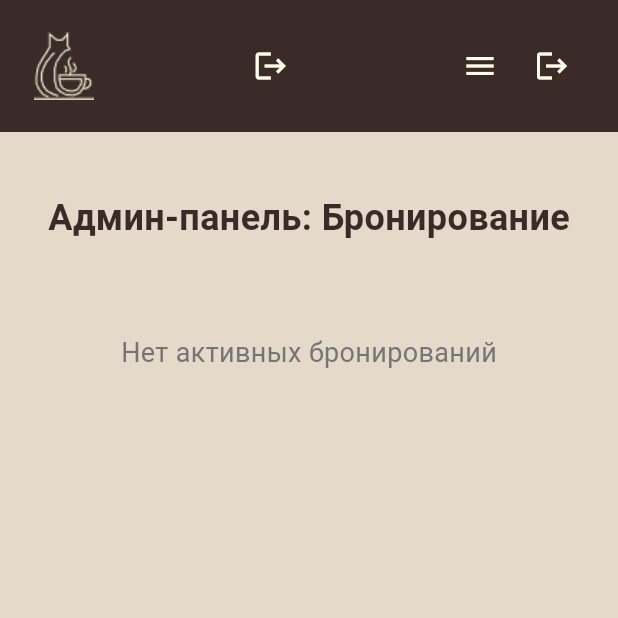
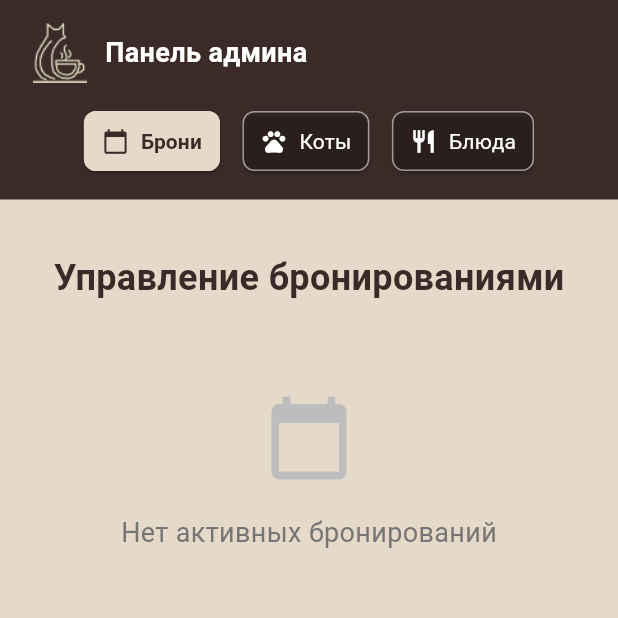
Before and after one commit to abcdefg-min/CafeCat, a Flutter app: the AdminDashboardScreen screen opened directly, on a phone screen of 412 x 824 dp, the top half of it. Run offline on Flutter 3.47's test engine with Material 3 defaults, Android fonts, the phone set to English and light mode, and no system bars; network calls fail.

Commit message:
изменение страниц админа

```diff
--- a/lib/Admin_screen.dart
+++ b/lib/Admin_screen.dart
@@ -1,10 +1,10 @@
 import 'dart:convert';
+import 'package:flutter/material.dart';
+import 'package:http/http.dart' as http;
 import 'widgets/SiteHeaderAdmin.dart';
-import 'package:flutter/material.dart';
-import 'package:flutter/rendering.dart';
-import 'package:flutter_cafe/widgets/SiteHeader.dart';
-import 'package:http/http.dart' as http;
 import 'Pages_1.dart';
+import 'Admin_cat.dart';
+import 'Admin_dishes.dart';
 
 class AdminDashboardScreen extends StatefulWidget {
   const AdminDashboardScreen({super.key});
@@ -15,12 +15,14 @@ class AdminDashboardScreen extends StatefulWidget {
 
 class _AdminDashboardScreenState extends State<AdminDashboardScreen> {
   List<Map<String, dynamic>> bookings = [];
-  final GlobalKey<ScaffoldState> _scaffoldKey = GlobalKey<ScaffoldState>();
+  int _currentTab = 0;
 
   @override
   void initState() {
     super.initState();
+    if (_currentTab == 0) {
       _loadBookings();
+    }
   }
 
   Future<void> _loadBookings() async {
@@ -56,88 +58,199 @@ class _AdminDashboardScreenState extends State<AdminDashboardScreen> {
     }
   }
 
+  void _onTabChanged(int tabIndex) {
+    setState(() {
+      _currentTab = tabIndex;
+    });
+
+    // Загружаем данные в зависимости от выбранной вкладки
+    if (tabIndex == 0) {
+      _loadBookings();
+    }
+  }
+
   @override
   Widget build(BuildContext context) {
     return Scaffold(
-      key: _scaffoldKey,
-      drawer: _dialogMenu(context),
       backgroundColor: Color.fromARGB(255, 229, 217, 201),
       body: LayoutBuilder(
         builder: (context, constraints) {
           final isMobile = constraints.maxWidth < 600;
 
-          return SingleChildScrollView(
-            child: Column(
+          return Column(
             children: [
-                HeaderSiteAdmin(
+              AdminHeader(
+                currentTab: _currentTab,
+                onTabChanged: _onTabChanged,
                 isMobile: isMobile,
-                  onMenuTap: () {
-                    _scaffoldKey.currentState?.openDrawer();
+              ),
+
+              Expanded(
+                child: SingleChildScrollView(
+                  child: Padding(
+                    padding: EdgeInsets.symmetric(
+                      horizontal: isMobile ? 24.0 : 120.0,
+                      vertical: isMobile ? 20.0 : 40.0,
+                    ),
+                    child: _buildCurrentTabContent(isMobile),
+                  ),
+                ),
+              ),
+            ],
+          );
         },
       ),
-                Padding(
-                  padding: EdgeInsets.symmetric(
-                    horizontal: isMobile ? 24.0 : 120.0,
-                    vertical: isMobile ? 40.0 : 80.0,
-                  ),
-                  child: Column(
+    );
+  }
+
+  Widget _buildCurrentTabContent(bool isMobile) {
+    switch (_currentTab) {
+      case 0: // Бронирования
+        return _buildBookingsContent(isMobile);
+      case 1: // Коты
+        return AdminCatScreen(isMobile: isMobile);
+      case 2: // Блюда дня
+        return AdminDishesScreen(isMobile: isMobile);
+      default:
+        return _buildBookingsContent(isMobile);
+    }
+  }
+
+  Widget _buildBookingsContent(bool isMobile) {
+    return Column(
       children: [
+        SizedBox(height: isMobile ? 15 : 20),
         Text(
-                        'Админ-панель: Бронирование',
+          'Управление бронированиями',
           style: TextStyle(
-                          fontSize: isMobile ? 24 : 36,
+            fontSize: isMobile ? 24 : 32,
             fontWeight: FontWeight.bold,
             color: Color(0xFF3A2B28),
           ),
         ),
-                      SizedBox(height: isMobile ? 20 : 40),
+        SizedBox(height: isMobile ? 20 : 35),
 
         if (bookings.isEmpty)
           Padding(
             padding: EdgeInsets.all(40),
-                          child: Text(
+            child: Column(
+              children: [
+                Icon(
+                  Icons.calendar_today,
+                  size: 60,
+                  color: Colors.grey[400],
+                ),
+                SizedBox(height: 20),
+                Text(
                   'Нет активных бронирований',
                   style: TextStyle(
-                              fontSize: isMobile ? 18 : 24,
+                    fontSize: isMobile ? 18 : 22,
                     color: Colors.grey[600],
                   ),
                 ),
+              ],
+            ),
           )
         else
-                        ListView.builder(
+          isMobile
+            ? _buildMobileBookingsList()
+            : _buildDesktopBookingsTable(),
+      ],
+    );
+  }
+
+  Widget _buildMobileBookingsList() {
+    return ListView.builder(
+      shrinkWrap: true,
+      physics: NeverScrollableScrollPhysics(),
       itemCount: bookings.length,
       itemBuilder: (context, index) {
         final booking = bookings[index];
         return Card(
-                              margin: EdgeInsets.all(10),
+          margin: EdgeInsets.only(bottom: 15),
+          elevation: 3,
           child: Padding(
-                                padding: EdgeInsets.all(20),
+            padding: EdgeInsets.all(15),
             child: Column(
-                                  crossAxisAlignment: CrossAxisAlignment.center,
+              crossAxisAlignment: CrossAxisAlignment.start,
               children: [
-                                    Text('Имя: ${booking['name']}'),
-                                    Text('Телефон: ${booking['phone']}'),
+                Row(
+                  mainAxisAlignment: MainAxisAlignment.spaceBetween,
+                  children: [
+                    Expanded(
+                      child: Column(
+                        crossAxisAlignment: CrossAxisAlignment.start,
+                        children: [
+                          Text(
+                            booking['name'],
+                            style: TextStyle(
+                              fontSize: 18,
+                              fontWeight: FontWeight.bold,
+                            ),
+                          ),
+                          SizedBox(height: 5),
+                          Text(
+                            booking['phone'],
+                            style: TextStyle(color: Colors.grey[600]),
+                          ),
+                        ],
+                      ),
+                    ),
+                    _buildStatusBadge(booking['status']),
+                  ],
+                ),
+                Divider(height: 20),
+                Row(
+                  mainAxisAlignment: MainAxisAlignment.spaceBetween,
+                  children: [
+                    Column(
+                      crossAxisAlignment: CrossAxisAlignment.start,
+                      children: [
                         Text('Дата: ${booking['date']}'),
                         Text('Время: ${booking['time']}'),
+                      ],
+                    ),
+                    Column(
+                      crossAxisAlignment: CrossAxisAlignment.end,
+                      children: [
                         Text('Стол: ${booking['tableId']}'),
                         Text('Гости: ${booking['guests']}'),
-                                    Text('Статус: ${booking['status']}'),
+                      ],
+                    ),
+                  ],
+                ),
+                SizedBox(height: 15),
                 Row(
+                  mainAxisAlignment: MainAxisAlignment.spaceEvenly,
                   children: [
-                                        ElevatedButton(
+                    Expanded(
+                      child: ElevatedButton.icon(
                         onPressed: () => _updateBookings(
                           booking['id'],
                           'confirmed',
                         ),
-                                          child: Text('Подтвердить'),
+                        style: ElevatedButton.styleFrom(
+                          backgroundColor: Colors.green,
+                          foregroundColor: Colors.white,
+                        ),
+                        icon: Icon(Icons.check),
+                        label: Text('Подтвердить'),
+                      ),
                     ),
                     SizedBox(width: 10),
-                                        ElevatedButton(
+                    Expanded(
+                      child: ElevatedButton.icon(
                         onPressed: () => _updateBookings(
                           booking['id'],
                           'cancelled',
                         ),
-                                          child: Text('Отменить'),
+                        style: ElevatedButton.styleFrom(
+                          backgroundColor: Colors.red,
+                          foregroundColor: Colors.white,
+                        ),
+                        icon: Icon(Icons.close),
+                        label: Text('Отменить'),
+                      ),
                     ),
                   ],
                 ),
@@ -146,62 +259,92 @@ class _AdminDashboardScreenState extends State<AdminDashboardScreen> {
           ),
         );
       },
+    );
+  }
+
+  Widget _buildDesktopBookingsTable() {
+    return SingleChildScrollView(
+      scrollDirection: Axis.horizontal,
+      child: DataTable(
+        columns: const [
+          DataColumn(label: Text('Имя')),
+          DataColumn(label: Text('Телефон')),
+          DataColumn(label: Text('Дата')),
+          DataColumn(label: Text('Время')),
+          DataColumn(label: Text('Стол')),
+          DataColumn(label: Text('Гости')),
+          DataColumn(label: Text('Статус')),
+          DataColumn(label: Text('Действия')),
+        ],
+        rows: bookings.map((booking) {
+          return DataRow(cells: [
+            DataCell(Text(booking['name'])),
+            DataCell(Text(booking['phone'])),
+            DataCell(Text(booking['date'])),
+            DataCell(Text(booking['time'])),
+            DataCell(Text(booking['tableId'].toString())),
+            DataCell(Text(booking['guests'].toString())),
+            DataCell(_buildStatusBadge(booking['status'])),
+            DataCell(
+              Row(
+                children: [
+                  IconButton(
+                    icon: Icon(Icons.check, color: Colors.green),
+                    onPressed: () => _updateBookings(
+                      booking['id'],
+                      'confirmed',
+                    ),
+                    tooltip: 'Подтвердить',
+                  ),
+                  IconButton(
+                    icon: Icon(Icons.close, color: Colors.red),
+                    onPressed: () => _updateBookings(
+                      booking['id'],
+                      'cancelled',
+                    ),
+                    tooltip: 'Отменить',
                   ),
                 ],
               ),
             ),
-              ],
+          ]);
+        }).toList(),
       ),
-          );
-        },
-      ),
-
-      // appBar: AppBar(
-      //   title: Text('Админ-панель'),
-      //   actions: [
-      //     IconButton(
-      //       icon: Icon(Icons.logout),
-      //       onPressed: () {
-      //         Navigator.pushReplacement(
-      //           context,
-      //           MaterialPageRoute(builder: (context) => PagesScreen()),
-      //         );
-      //       },
-      //     ),
-      //   ],
-      // ),
     );
   }
 
-  Widget _dialogMenu(BuildContext context) {
-    return Drawer(
-      child: ListView(
-        padding: EdgeInsets.zero,
-        children: [
-          DrawerHeader(
-            decoration: BoxDecoration(color: Color(0xFF3A2B28)),
-            child: Image.asset(
-              'assets/images/logo.png',
-              width: 100,
-              height: 100,
+  Widget _buildStatusBadge(String status) {
+    Color color;
+    String text;
+
+    switch (status.toLowerCase()) {
+      case 'confirmed':
+        color = Colors.green;
+        text = 'Подтверждено';
+        break;
+      case 'cancelled':
+        color = Colors.red;
+        text = 'Отменено';
+        break;
+      default:
+        color = Colors.orange;
+        text = 'Ожидание';
+    }
+
+    return Container(
+      padding: EdgeInsets.symmetric(horizontal: 10, vertical: 5),
+      decoration: BoxDecoration(
+        color: color.withOpacity(0.1),
+        borderRadius: BorderRadius.circular(20),
+        border: Border.all(color: color),
       ),
+      child: Text(
+        text,
+        style: TextStyle(
+          color: color,
+          fontWeight: FontWeight.bold,
+          fontSize: 12,
         ),
-          ListTile(
-            title: Text('Главная'),
-            onTap: () {
-              Navigator.pushReplacement(
-                context,
-                MaterialPageRoute(builder: (context) => PagesScreen()),
-              );
-            },
-          ),
-          ListTile(
-            title: Text('Котики'),
-            onTap: () {
-              //добавить
-            },
-          ),
-        ],
       ),
     );
   }
--- a/lib/widgets/SiteHeaderAdmin.dart
+++ b/lib/widgets/SiteHeaderAdmin.dart
@@ -1,121 +1,127 @@
 import 'package:flutter/material.dart';
-import 'package:flutter_cafe/Admin_screen.dart';
-import 'package:flutter_cafe/Pages_admin.dart';
-import '../Pages3_cat.dart';
-import '../Pages_1.dart';
-import '../Pages4_menu.dart';
-import '../Pages5_contact.dart';
-import '../Pages_admin.dart';
 
-class HeaderSiteAdmin extends StatelessWidget {
+class AdminHeader extends StatelessWidget {
+  final int currentTab;
+  final Function(int) onTabChanged;
   final bool isMobile;
-  final VoidCallback onMenuTap;
 
-  const HeaderSiteAdmin({
+  const AdminHeader({
     super.key,
+    required this.currentTab,
+    required this.onTabChanged,
     required this.isMobile,
-    required this.onMenuTap,
   });
 
   @override
   Widget build(BuildContext context) {
     return Container(
-      padding: EdgeInsets.symmetric(horizontal: 20, vertical: 20),
       color: Color(0xFF3A2B28),
-      child: Row(
+      child: Padding(
+        padding: EdgeInsets.symmetric(
+          horizontal: isMobile ? 20.0 : 120.0,
+          vertical: isMobile ? 15.0 : 20.0,
+        ),
+        child: Column(
+          children: [
+            // Логотип и заголовок
+            Row(
               mainAxisAlignment: MainAxisAlignment.spaceBetween,
+              children: [
+                Row(
                   children: [
                     Image.asset(
                       'assets/images/logo.png',
-            width: isMobile ? 45 : 50,
-            height: isMobile ? 45 : 50,
+                      width: isMobile ? 40 : 60,
+                      height: isMobile ? 40 : 60,
                     ),
-
-          if (!isMobile)
-            Expanded(
-              child: Row(
-                mainAxisAlignment: MainAxisAlignment.center,
-                children: [
-                  _navButton('Бронировании', () {
-                    Navigator.push(
-                      context,
-                      MaterialPageRoute(builder: (context) => CatScreen()),
-                    );
-                  }, isMobile),
-                  _navButton('Редактор блюд дня', () {
-                    Navigator.push(
-                      context,
-                      MaterialPageRoute(
-                        builder: (context) => MenuPagesScreen(),
-                      ),
-                    );
-                  }, isMobile),
-                  _navButton('Редактор котов', () {
-                    Navigator.push(
-                      context,
-                      MaterialPageRoute(builder: (context) => ScreenContact()),
-                    );
-                  }, isMobile),
-                ],
-              ),
-            ),
-          IconButton(
-            onPressed: () {
-              Navigator.push(
-                context,
-                MaterialPageRoute(builder: (context) => PagesScreen()),
-              );
-            },
-            icon: Icon(
-              Icons.logout,
-              color: Color.fromARGB(255, 255, 252, 231),
-              size: isMobile ? 24 : 30,
-            ),
-          ),
-          if (isMobile)
-            Row(
-              mainAxisSize: MainAxisSize.min,
-              children: [
-                IconButton(
-                  onPressed: onMenuTap,
-                  icon: Icon(
-                    Icons.menu,
-                    color: Color.fromARGB(255, 255, 252, 231),
-                  ),
-                ),
-                IconButton(
-                  onPressed: () {
-                    Navigator.push(
-                      context,
-                      MaterialPageRoute(
-                        builder: (context) => AdminScreen(),
-                      ),
-                    );
-                  },
-                  icon: Icon(
-                    Icons.logout,
-                    color: Color.fromARGB(255, 255, 252, 231),
-                    size: isMobile ? 24 : 30,
+                    SizedBox(width: isMobile ? 10 : 20),
+                    Text(
+                      'Панель админа',
+                      style: TextStyle(
+                        fontSize: isMobile ? 18 : 24,
+                        fontWeight: FontWeight.bold,
+                        color: Colors.white,
                       ),
                     ),
                   ],
                 ),
+                if (!isMobile)
+                  IconButton(
+                    icon: Icon(Icons.exit_to_app, color: Colors.white),
+                    onPressed: () {
+                      Navigator.pushReplacementNamed(context, '/');
+                    },
+                  ),
+              ],
+            ),
+
+            SizedBox(height: isMobile ? 15 : 25),
+
+            // Навигационные вкладки
+            isMobile ? _buildMobileTabs() : _buildDesktopTabs(),
+          ],
+        ),
+      ),
+    );
+  }
+
+  Widget _buildDesktopTabs() {
+    return Row(
+      mainAxisAlignment: MainAxisAlignment.center,
+      children: [
+        _buildTabButton(0, 'Бронирования', Icons.calendar_today),
+        SizedBox(width: 20),
+        _buildTabButton(1, 'Коты', Icons.pets),
+        SizedBox(width: 20),
+        _buildTabButton(2, 'Блюда дня', Icons.restaurant),
+      ],
+    );
+  }
+
+  Widget _buildMobileTabs() {
+    return SingleChildScrollView(
+      scrollDirection: Axis.horizontal,
+      child: Row(
+        children: [
+          _buildTabButton(0, 'Брони', Icons.calendar_today),
+          SizedBox(width: 15),
+          _buildTabButton(1, 'Коты', Icons.pets),
+          SizedBox(width: 15),
+          _buildTabButton(2, 'Блюда', Icons.restaurant),
         ],
       ),
     );
   }
 
-  Widget _navButton(String title, VoidCallback onPressed, bool isMobile) {
-    return Padding(
-      padding: EdgeInsets.symmetric(horizontal: isMobile ? 10 : 20),
-      child: TextButton(
-        onPressed: onPressed,
-        child: Text(
+  Widget _buildTabButton(int tabIndex, String title, IconData icon) {
+    final isSelected = currentTab == tabIndex;
+
+    return ElevatedButton.icon(
+      onPressed: () => onTabChanged(tabIndex),
+      style: ElevatedButton.styleFrom(
+        backgroundColor: isSelected
+            ? Color.fromARGB(255, 229, 217, 201)
+            : Colors.transparent,
+        foregroundColor: isSelected ? Color(0xFF3A2B28) : Colors.white,
+        shape: RoundedRectangleBorder(
+          borderRadius: BorderRadius.circular(8),
+          side: BorderSide(
+            color: isSelected
+                ? Color.fromARGB(255, 229, 217, 201)
+                : Colors.white54,
+          ),
+        ),
+        padding: EdgeInsets.symmetric(
+          horizontal: isMobile ? 12 : 20,
+          vertical: isMobile ? 8 : 12,
+        ),
+      ),
+      icon: Icon(icon, size: isMobile ? 18 : 24),
+      label: Text(
         title,
         style: TextStyle(
-            fontSize: isMobile ? 15 : 20,
-            color: Color.fromARGB(255, 255, 252, 231),
-          ),
+          fontSize: isMobile ? 14 : 16,
+          fontWeight: isSelected ? FontWeight.bold : FontWeight.normal,
         ),
       ),
     );
```
Also changed, not shown: lib/Admin_cat.dart (added, +27 -0 lines), lib/Admin_dishes.dart (added, +28 -0 lines). Lines whose indentation alone changed are shown as unchanged.
